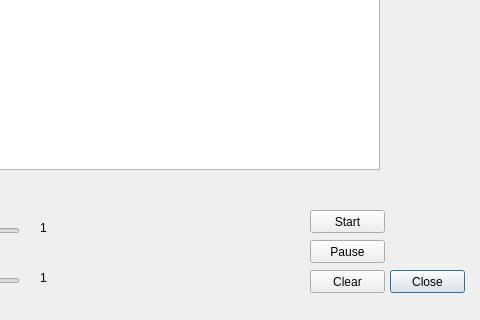
Dylan-Maxwell-Wright/Stochastic_Methods, file randomwalks.ui: the form before one commit; both pictures show x 220 to 700 and y 380 to 700 of the 700 by 700 pixel window.
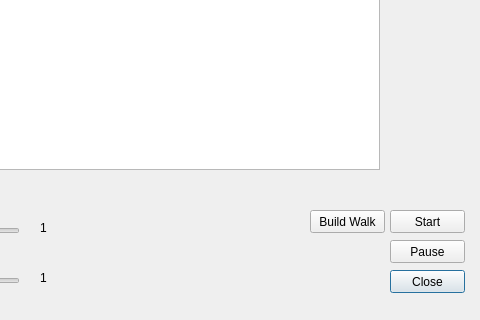
The form after the commit.

Commit message: Finished random walk generator -future features: drift velocity, drift angle

The edit to the form file:
```diff
--- a/randomwalks.ui
+++ b/randomwalks.ui
@@ -141,7 +141,7 @@
   <widget class="QPushButton" name="startButton">
    <property name="geometry">
     <rect>
-     <x>530</x>
+     <x>610</x>
      <y>590</y>
      <width>75</width>
      <height>23</height>
@@ -154,7 +154,7 @@
   <widget class="QPushButton" name="pauseButton">
    <property name="geometry">
     <rect>
-     <x>530</x>
+     <x>610</x>
      <y>620</y>
      <width>75</width>
      <height>23</height>
@@ -168,13 +168,13 @@
    <property name="geometry">
     <rect>
      <x>530</x>
-     <y>650</y>
+     <y>590</y>
      <width>75</width>
      <height>23</height>
     </rect>
    </property>
    <property name="text">
-    <string>Clear</string>
+    <string>Build Walk</string>
    </property>
   </widget>
  </widget>
```
Left out of the diff: 8 changed lines with no effect on the pictures. The commit also changes 2 other files.
